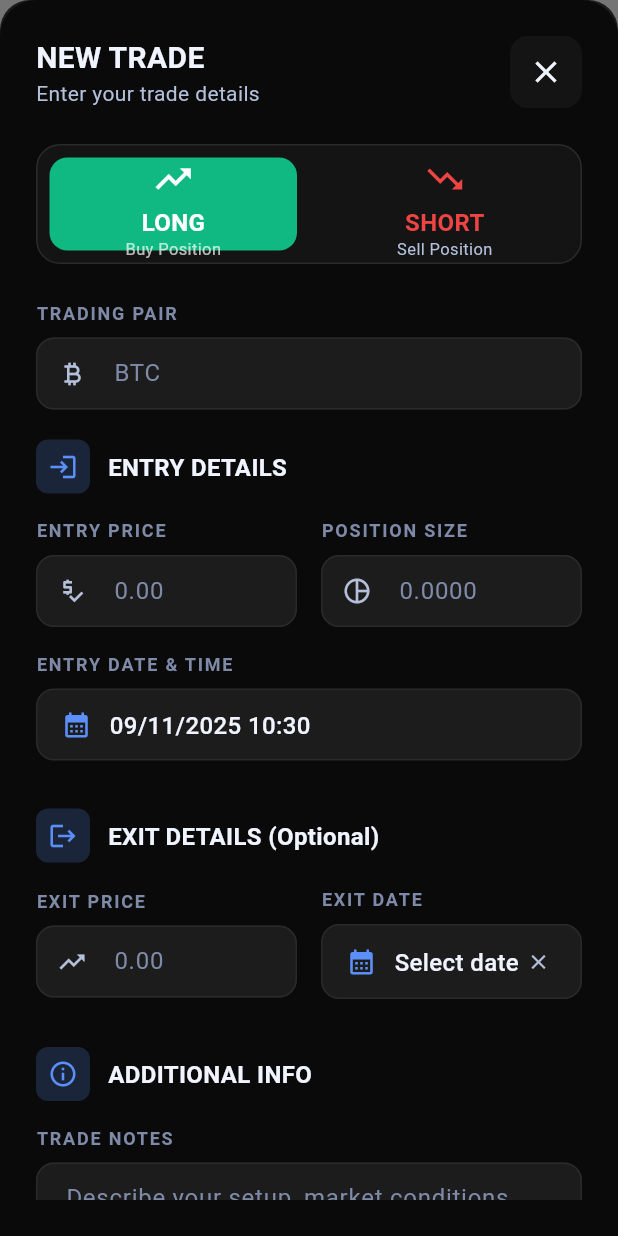
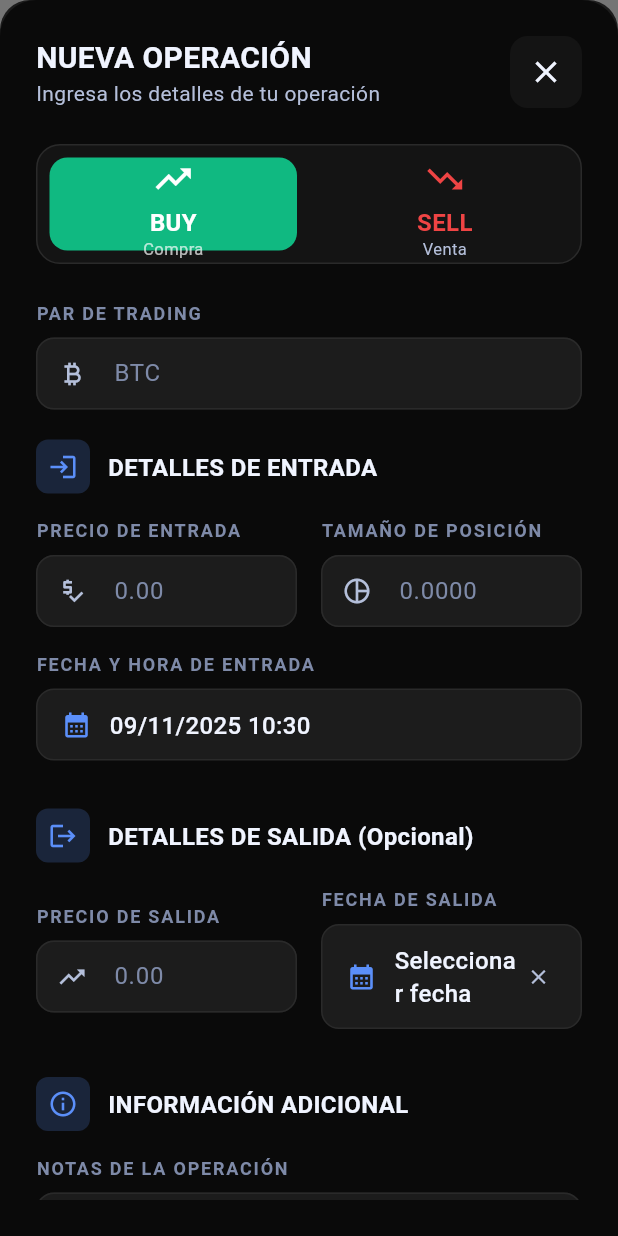
Before and after one commit to richardggarcia/Spot, a Flutter app: the JournalPage screen opened directly, after a tap on "Primera operación", on a phone screen of 412 x 824 dp. Run offline on Flutter 3.47's test engine with Material 3 defaults, Android fonts, the phone set to English and light mode, and no system bars; our stand-ins replace dio, equatable, firebase_core, firebase_messaging, flutter_bloc, flutter_dotenv and 5 more; missing offline and left inert: dart:html; accounts and stored records are empty; generated files the repository leaves out were written again; network calls fail; statements that could not run were skipped.

Commit message:
feat: Apply original FAB color scheme and translate form to Spanish
- Restore original FAB colors (primaryContainer/onPrimaryContainer)
- Translate journal entry form from English to Spanish
- Change LONG/SHORT to BUY/SELL in form selector
- Fix text overflow in journal cards with ellipsis for long P&L values
- Combine P&L and ROI into single text element to save space

```diff
--- a/lib/src/presentation/pages/journal_page.dart
+++ b/lib/src/presentation/pages/journal_page.dart
@@ -247,6 +247,8 @@ class _JournalPageState extends State<JournalPage> {
           onPressed: state.isSubmitting ? null : _openCreateModal,
           icon: const Icon(Icons.add),
           label: const Text('Nueva operación'),
+          backgroundColor: Theme.of(context).colorScheme.primaryContainer,
+          foregroundColor: Theme.of(context).colorScheme.onPrimaryContainer,
         ),
       );
     },
@@ -847,20 +849,16 @@ class _ProfessionalTradeCard extends StatelessWidget {
                                 ),
                               ),
                               const SizedBox(width: 8),
-                              Text(
-                                '• ${_calculatePnL()}',
-                                style: TextStyle(
-                                  fontSize: 15,
-                                  fontWeight: FontWeight.bold,
-                                  color: _getPnLColor(),
-                                ),
-                              ),
-                              Text(
-                                ' (${_calculateROI().toStringAsFixed(1)}%)',
-                                style: TextStyle(
-                                  fontSize: 13,
-                                  fontWeight: FontWeight.w600,
-                                  color: _getPnLColor(),
+                              Flexible(
+                                child: Text(
+                                  '• ${_calculatePnL()} (${_calculateROI().toStringAsFixed(1)}%)',
+                                  style: TextStyle(
+                                    fontSize: 14,
+                                    fontWeight: FontWeight.bold,
+                                    color: _getPnLColor(),
+                                  ),
+                                  overflow: TextOverflow.ellipsis,
+                                  maxLines: 1,
                                 ),
                               ),
                             ],
--- a/lib/src/presentation/widgets/journal_entry_form.dart
+++ b/lib/src/presentation/widgets/journal_entry_form.dart
@@ -122,7 +122,7 @@ class _TradeNoteFormSheetState extends State<TradeNoteFormSheet> {
                       crossAxisAlignment: CrossAxisAlignment.start,
                       children: [
                         Text(
-                          _isEditing ? 'EDIT TRADE' : 'NEW TRADE',
+                          _isEditing ? 'EDITAR OPERACIÓN' : 'NUEVA OPERACIÓN',
                           style: TextStyle(
                             fontSize: 20,
                             fontWeight: FontWeight.bold,
@@ -132,7 +132,7 @@ class _TradeNoteFormSheetState extends State<TradeNoteFormSheet> {
                           ),
                         ),
                         Text(
-                          'Enter your trade details',
+                          'Ingresa los detalles de tu operación',
                           style: TextStyle(
                             fontSize: 14,
                             color: isDark
@@ -172,13 +172,13 @@ class _TradeNoteFormSheetState extends State<TradeNoteFormSheet> {
                 // Symbol Input
                 _ExchangeInputField(
                   controller: _symbolController,
-                  labelText: 'TRADING PAIR',
+                  labelText: 'PAR DE TRADING',
                   placeholder: 'BTC',
                   prefixIcon: Icons.currency_bitcoin,
                   textCapitalization: TextCapitalization.characters,
                   validator: (value) {
                     if (value == null || value.trim().isEmpty) {
-                      return 'Enter trading pair';
+                      return 'Ingresa el par de trading';
                     }
                     return null;
                   },
@@ -188,7 +188,7 @@ class _TradeNoteFormSheetState extends State<TradeNoteFormSheet> {
 
                 // Entry Section
                 _SectionHeader(
-                  title: 'ENTRY DETAILS',
+                  title: 'DETALLES DE ENTRADA',
                   icon: Icons.login,
                   isDark: isDark,
                 ),
@@ -198,7 +198,7 @@ class _TradeNoteFormSheetState extends State<TradeNoteFormSheet> {
                     Expanded(
                       child: _ExchangeInputField(
                         controller: _entryPriceController,
-                        labelText: 'ENTRY PRICE',
+                        labelText: 'PRECIO DE ENTRADA',
                         placeholder: '0.00',
                         prefixIcon: Icons.price_check,
                         keyboardType: const TextInputType.numberWithOptions(
@@ -207,10 +207,10 @@ class _TradeNoteFormSheetState extends State<TradeNoteFormSheet> {
                         validator: (value) {
                           final trimmed = value?.trim() ?? '';
                           if (trimmed.isEmpty) {
-                            return 'Required field';
+                            return 'Campo requerido';
                           }
                           final parsed = double.tryParse(trimmed);
-                          if (parsed == null) return 'Invalid price';
+                          if (parsed == null) return 'Precio inválido';
                           return null;
                         },
                         isDark: isDark,
@@ -220,7 +220,7 @@ class _TradeNoteFormSheetState extends State<TradeNoteFormSheet> {
                     Expanded(
                       child: _ExchangeInputField(
                         controller: _sizeController,
-                        labelText: 'POSITION SIZE',
+                        labelText: 'TAMAÑO DE POSICIÓN',
                         placeholder: '0.0000',
                         prefixIcon: Icons.pie_chart_outline,
                         keyboardType: const TextInputType.numberWithOptions(
@@ -233,7 +233,7 @@ class _TradeNoteFormSheetState extends State<TradeNoteFormSheet> {
                 ),
                 const SizedBox(height: 16),
                 _ExchangeDateButton(
-                  label: 'ENTRY DATE & TIME',
+                  label: 'FECHA Y HORA DE ENTRADA',
                   value: _dateFormat.format(_entryAt.toLocal()),
                   onTap: () => _pickDate(isEntry: true),
                   isDark: isDark,
@@ -243,7 +243,7 @@ class _TradeNoteFormSheetState extends State<TradeNoteFormSheet> {
 
                 // Exit Section
                 _SectionHeader(
-                  title: 'EXIT DETAILS (Optional)',
+                  title: 'DETALLES DE SALIDA (Opcional)',
                   icon: Icons.logout,
                   isDark: isDark,
                 ),
@@ -253,7 +253,7 @@ class _TradeNoteFormSheetState extends State<TradeNoteFormSheet> {
                     Expanded(
                       child: _ExchangeInputField(
                         controller: _exitPriceController,
-                        labelText: 'EXIT PRICE',
+                        labelText: 'PRECIO DE SALIDA',
                         placeholder: '0.00',
                         prefixIcon: Icons.trending_up,
                         keyboardType: const TextInputType.numberWithOptions(
@@ -265,10 +265,10 @@ class _TradeNoteFormSheetState extends State<TradeNoteFormSheet> {
                     const SizedBox(width: 16),
                     Expanded(
                       child: _ExchangeDateButton(
-                        label: 'EXIT DATE',
+                        label: 'FECHA DE SALIDA',
                         value: _exitAt != null
                             ? _dateFormat.format(_exitAt!.toLocal())
-                            : 'Select date',
+                            : 'Seleccionar fecha',
                         onTap: () => _pickDate(isEntry: false),
                         allowClear: true,
                         onClear: () => setState(() => _exitAt = null),
@@ -282,23 +282,23 @@ class _TradeNoteFormSheetState extends State<TradeNoteFormSheet> {
 
                 // Notes Section
                 _SectionHeader(
-                  title: 'ADDITIONAL INFO',
+                  title: 'INFORMACIÓN ADICIONAL',
                   icon: Icons.info_outline,
                   isDark: isDark,
                 ),
                 const SizedBox(height: 16),
                 _ExchangeTextArea(
                   controller: _notesController,
-                  labelText: 'TRADE NOTES',
-                  placeholder: 'Describe your setup, market conditions, strategy...',
+                  labelText: 'NOTAS DE LA OPERACIÓN',
+                  placeholder: 'Describe tu setup, condiciones del mercado, estrategia...',
                   maxLines: 4,
                   isDark: isDark,
                 ),
                 const SizedBox(height: 16),
                 _ExchangeInputField(
                   controller: _tagsController,
-                  labelText: 'TAGS',
-                  placeholder: 'scalping, breakout, support',
+                  labelText: 'ETIQUETAS',
+                  placeholder: 'scalping, breakout, soporte',
                   prefixIcon: Icons.sell_outlined,
                   isDark: isDark,
                 ),
@@ -323,7 +323,7 @@ class _TradeNoteFormSheetState extends State<TradeNoteFormSheet> {
                           ),
                         ),
                         child: Text(
-                          'CANCEL',
+                          'CANCELAR',
                           style: TextStyle(
                             fontSize: 16,
                             fontWeight: FontWeight.w600,
@@ -351,7 +351,7 @@ class _TradeNoteFormSheetState extends State<TradeNoteFormSheet> {
                           elevation: 0,
                         ),
                         child: Text(
-                          _isEditing ? 'UPDATE TRADE' : 'EXECUTE TRADE',
+                          _isEditing ? 'ACTUALIZAR OPERACIÓN' : 'GUARDAR OPERACIÓN',
                           style: const TextStyle(
                             fontSize: 16,
                             fontWeight: FontWeight.bold,
@@ -478,7 +478,7 @@ class _ProfessionalSideSelector extends StatelessWidget {
                     ),
                     const SizedBox(height: 4),
                     Text(
-                      'LONG',
+                      'BUY',
                       style: TextStyle(
                         fontSize: 16,
                         fontWeight: FontWeight.bold,
@@ -488,7 +488,7 @@ class _ProfessionalSideSelector extends StatelessWidget {
                       ),
                     ),
                     Text(
-                      'Buy Position',
+                      'Compra',
                       style: TextStyle(
                         fontSize: 11,
                         color: selectedSide == 'buy'
@@ -524,7 +524,7 @@ class _ProfessionalSideSelector extends StatelessWidget {
                     ),
                     const SizedBox(height: 4),
                     Text(
-                      'SHORT',
+                      'SELL',
                       style: TextStyle(
                         fontSize: 16,
                         fontWeight: FontWeight.bold,
@@ -534,7 +534,7 @@ class _ProfessionalSideSelector extends StatelessWidget {
                       ),
                     ),
                     Text(
-                      'Sell Position',
+                      'Venta',
                       style: TextStyle(
                         fontSize: 11,
                         color: selectedSide == 'sell'
```
